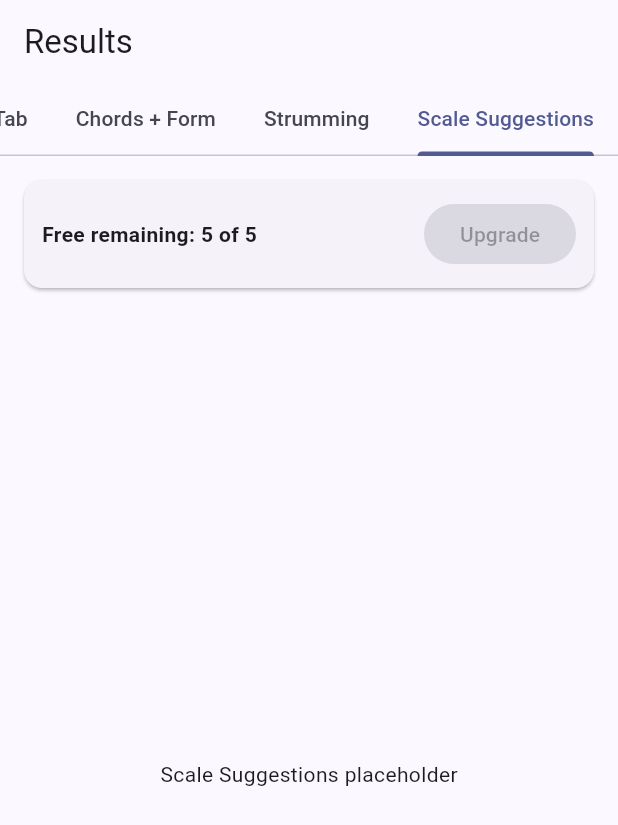
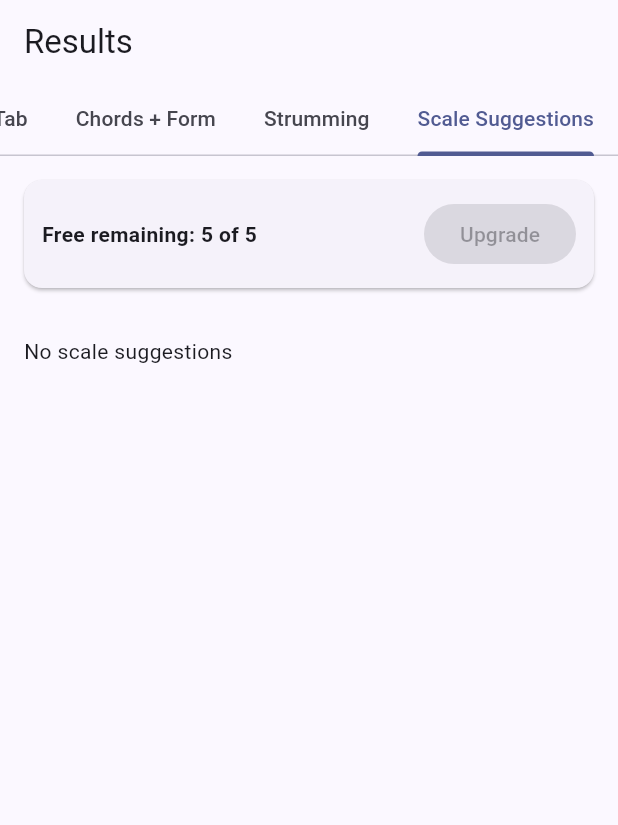
Before and after one commit to kikimonsterAF/JamShed.AI, a Flutter app: the ResultsScreen screen opened by its route, tab 4 chosen, on a phone screen of 412 x 824 dp. Shown: the top 825 px of the screen. Run offline on Flutter 3.47's test engine with Material 3 defaults, Android fonts, the light colour scheme and no system bars; our stand-ins replace file_picker, flutter_riverpod, go_router.

Commit message:
feat(mobile): analysis upload flow and results binding; chore(android): INTERNET permission

```diff
--- a/mobile/lib/features/screens/results_screen.dart
+++ b/mobile/lib/features/screens/results_screen.dart
@@ -1,11 +1,14 @@
 import 'package:flutter/material.dart';
+import 'package:flutter_riverpod/flutter_riverpod.dart';
 import '../common/widgets/usage_meter.dart';
+import '../common/providers/analysis_provider.dart';
 
-class ResultsScreen extends StatelessWidget {
+class ResultsScreen extends ConsumerWidget {
   const ResultsScreen({super.key});
 
   @override
-  Widget build(BuildContext context) {
+  Widget build(BuildContext context, WidgetRef ref) {
+    final analysis = ref.watch(analysisProvider);
     return DefaultTabController(
       length: 4,
       child: Scaffold(
@@ -27,14 +30,40 @@ class ResultsScreen extends StatelessWidget {
               padding: EdgeInsets.all(12),
               child: UsageMeter(),
             ),
-            const Expanded(
-              child: TabBarView(
-                children: [
-                  Center(child: Text('Tab view placeholder')),
-                  Center(child: Text('Chords + Form placeholder')),
-                  Center(child: Text('Strumming placeholder')),
-                  Center(child: Text('Scale Suggestions placeholder')),
-                ],
+            Expanded(
+              child: analysis.when(
+                data: (data) => TabBarView(
+                  children: [
+                    Center(child: Text('Tab view placeholder')),
+                    Padding(
+                      padding: const EdgeInsets.all(16),
+                      child: Column(
+                        crossAxisAlignment: CrossAxisAlignment.start,
+                        children: [
+                          Text('Form: ${data?.form.join(' | ') ?? '-'}'),
+                          const SizedBox(height: 8),
+                          Text('Chords: ${data?.chords.join('  ') ?? '-'}'),
+                        ],
+                      ),
+                    ),
+                    Center(child: Text('Strumming placeholder')),
+                    Padding(
+                      padding: const EdgeInsets.all(16),
+                      child: ListView(
+                        children: [
+                          if (data != null)
+                            ...data.scales.map((s) => ListTile(
+                                  title: Text('${s.sectionId} • ${s.chord}'),
+                                  subtitle: Text('Key ${s.keyCenter} — ${s.recommendedScales.join(', ')}'),
+                                )),
+                          if (data == null) const Text('No scale suggestions'),
+                        ],
+                      ),
+                    ),
+                  ],
+                ),
+                loading: () => const Center(child: CircularProgressIndicator()),
+                error: (e, _) => Center(child: Text('Error: $e')),
               ),
             ),
           ],
--- a/mobile/pubspec.yaml
+++ b/mobile/pubspec.yaml
@@ -40,6 +40,7 @@ dependencies:
   video_player: ^2.10.0
   purchases_flutter: ^9.2.0
   http: ^1.5.0
+  file_picker: ^10.3.1
 
 dev_dependencies:
   flutter_test:
```
Also changed, not shown: mobile/lib/features/common/providers/analysis_provider.dart (added, +64 -0 lines), mobile/lib/features/screens/preview_screen.dart (+29 -6 lines), mobile/pubspec.lock, 2 other files.
